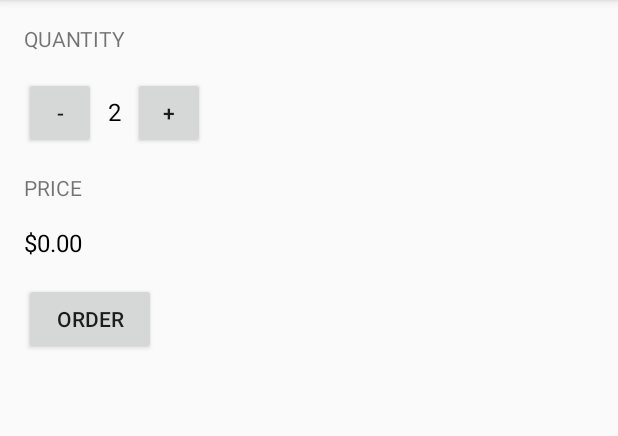
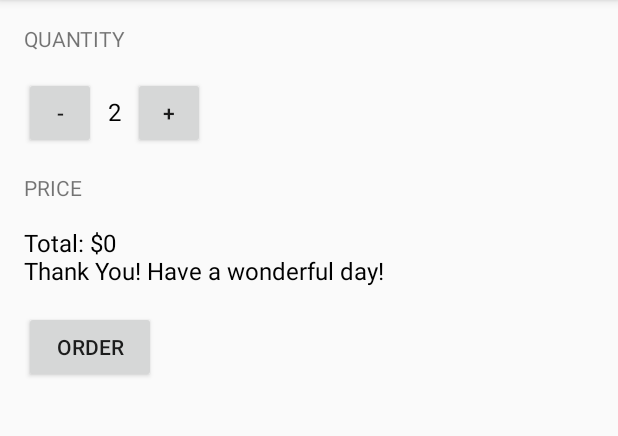
Before and after one commit to toanhtran/JustJava2, an Android app: the screen it shows after launch (MainActivity), after a tap on "ORDER", on a phone screen of 412 x 824 dp, the part 84-520 px from its top. Run offline under Robolectric (Android 15) with nearby library versions, the phone set to English and light mode, and no system bars.

Commit message:
update display message for order completion

```diff
--- a/app/src/main/java/com/example/toanhtran/justjava2/MainActivity.java
+++ b/app/src/main/java/com/example/toanhtran/justjava2/MainActivity.java
@@ -22,7 +22,10 @@ public class MainActivity extends ActionBarActivity {
      * This method is called when the order button is clicked.
      */
     public void submitOrder(View view) {
-        displayPrice(quantity * 5);
+        int price = quantity * 5;
+        String priceMessage = "Total: $" + price;
+        priceMessage = priceMessage + " \nThank You! Have a wonderful day!";
+        displayMessage(priceMessage);
     }
     /**
      * This method is called when the plus button is clicked.
@@ -57,5 +60,12 @@ public class MainActivity extends ActionBarActivity {
         TextView priceTextView = (TextView) findViewById(R.id.price_text_view);
         priceTextView.setText(NumberFormat.getCurrencyInstance().format(number));
     }
+    /**
+     * This method displays the given text on the screen.
+     */
+    private void displayMessage(String message) {
+        TextView priceTextView = (TextView) findViewById(R.id.price_text_view);
+        priceTextView.setText(message);
+    }
 
 }
```
